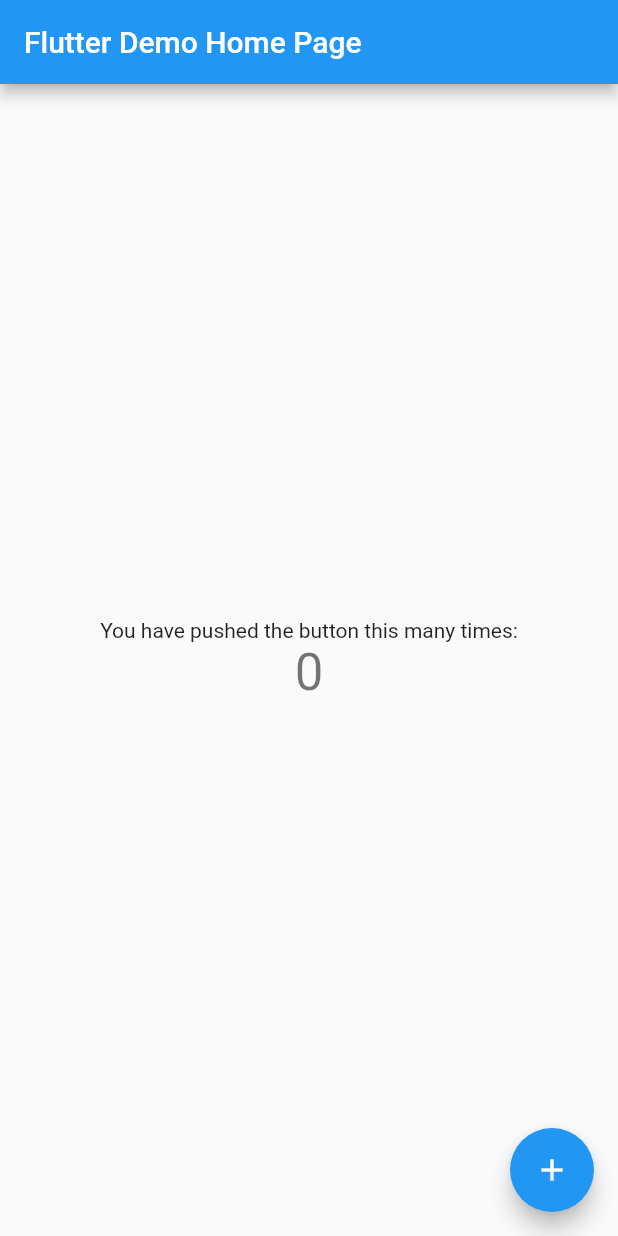
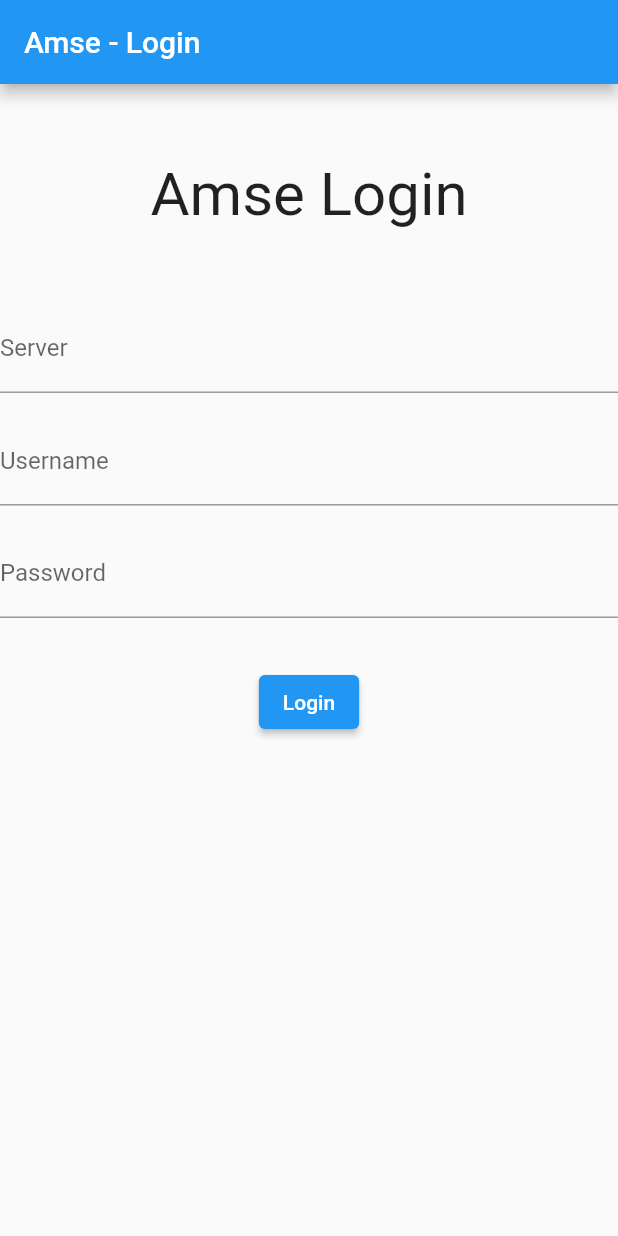
Before and after one commit to amse-app/client, a Flutter app: the screen it shows after launch, on a phone screen of 412 x 824 dp. Run offline on Flutter 3.47's test engine with Material 2 defaults, Android fonts, the phone set to English and light mode, and no system bars; our stand-ins replace flutter_riverpod, go_router; missing offline and left inert: amse_api_client.

Commit message:
Add login page

```diff
--- /dev/null
+++ b/lib/api.dart
@@ -0,0 +1,6 @@
+import 'package:amse_api_client/amse_api_client.dart';
+import 'package:flutter_riverpod/flutter_riverpod.dart';
+
+final apiProvider = StateProvider<AmseApi>((ref) {
+  return AmseApi(Uri.parse("http://localhost:8080"));
+});
--- /dev/null
+++ b/lib/app.dart
@@ -0,0 +1,16 @@
+import 'package:amse/router.dart';
+import 'package:flutter/material.dart';
+import 'package:flutter_riverpod/flutter_riverpod.dart';
+import 'package:go_router/go_router.dart';
+
+class AmseApp extends ConsumerWidget {
+  const AmseApp({Key? key}) : super(key: key);
+
+  @override
+  Widget build(BuildContext context, WidgetRef ref) {
+    GoRouter router = ref.read(routerProvider);
+    return MaterialApp.router(
+        routeInformationParser: router.routeInformationParser,
+        routerDelegate: router.routerDelegate);
+  }
+}
--- a/lib/main.dart
+++ b/lib/main.dart
@@ -1,115 +1,10 @@
 import 'package:flutter/material.dart';
+import 'package:flutter_riverpod/flutter_riverpod.dart';
+
+import 'app.dart';
 
 void main() {
-  runApp(const MyApp());
+  runApp(const ProviderScope(
+    child: AmseApp(),
+  ));
 }
-
-class MyApp extends StatelessWidget {
-  const MyApp({Key? key}) : super(key: key);
-
-  // This widget is the root of your application.
-  @override
-  Widget build(BuildContext context) {
-    return MaterialApp(
-      title: 'Flutter Demo',
-      theme: ThemeData(
-        // This is the theme of your application.
-        //
-        // Try running your application with "flutter run". You'll see the
-        // application has a blue toolbar. Then, without quitting the app, try
-        // changing the primarySwatch below to Colors.green and then invoke
-        // "hot reload" (press "r" in the console where you ran "flutter run",
-        // or simply save your changes to "hot reload" in a Flutter IDE).
-        // Notice that the counter didn't reset back to zero; the application
-        // is not restarted.
-        primarySwatch: Colors.blue,
-      ),
-      home: const MyHomePage(title: 'Flutter Demo Home Page'),
-    );
-  }
-}
-
-class MyHomePage extends StatefulWidget {
-  const MyHomePage({Key? key, required this.title}) : super(key: key);
-
-  // This widget is the home page of your application. It is stateful, meaning
-  // that it has a State object (defined below) that contains fields that affect
-  // how it looks.
-
-  // This class is the configuration for the state. It holds the values (in this
-  // case the title) provided by the parent (in this case the App widget) and
-  // used by the build method of the State. Fields in a Widget subclass are
-  // always marked "final".
-
-  final String title;
-
-  @override
-  State<MyHomePage> createState() => _MyHomePageState();
-}
-
-class _MyHomePageState extends State<MyHomePage> {
-  int _counter = 0;
-
-  void _incrementCounter() {
-    setState(() {
-      // This call to setState tells the Flutter framework that something has
-      // changed in this State, which causes it to rerun the build method below
-      // so that the display can reflect the updated values. If we changed
-      // _counter without calling setState(), then the build method would not be
-      // called again, and so nothing would appear to happen.
-      _counter++;
-    });
-  }
-
-  @override
-  Widget build(BuildContext context) {
-    // This method is rerun every time setState is called, for instance as done
-    // by the _incrementCounter method above.
-    //
-    // The Flutter framework has been optimized to make rerunning build methods
-    // fast, so that you can just rebuild anything that needs updating rather
-    // than having to individually change instances of widgets.
-    return Scaffold(
-      appBar: AppBar(
-        // Here we take the value from the MyHomePage object that was created by
-        // the App.build method, and use it to set our appbar title.
-        title: Text(widget.title),
-      ),
-      body: Center(
-        // Center is a layout widget. It takes a single child and positions it
-        // in the middle of the parent.
-        child: Column(
-          // Column is also a layout widget. It takes a list of children and
-          // arranges them vertically. By default, it sizes itself to fit its
-          // children horizontally, and tries to be as tall as its parent.
-          //
-          // Invoke "debug painting" (press "p" in the console, choose the
-          // "Toggle Debug Paint" action from the Flutter Inspector in Android
-          // Studio, or the "Toggle Debug Paint" command in Visual Studio Code)
-          // to see the wireframe for each widget.
-          //
-          // Column has various properties to control how it sizes itself and
-          // how it positions its children. Here we use mainAxisAlignment to
-          // center the children vertically; the main axis here is the vertical
-          // axis because Columns are vertical (the cross axis would be
-          // horizontal).
-          mainAxisAlignment: MainAxisAlignment.center,
-          children: <Widget>[
-            const Text(
-              'You have pushed the button this many times:',
-            ),
-            Text(
-              '$_counter',
-              style: Theme.of(context).textTheme.headline4,
-            ),
-          ],
-        ),
-      ),
-      floatingActionButton: FloatingActionButton(
-        onPressed: _incrementCounter,
-        tooltip: 'Increment',
-        child: const Icon(Icons.add),
-      ), // This trailing comma makes auto-formatting nicer for build methods.
-    );
-  }
-}
--- /dev/null
+++ b/lib/pages/login.dart
@@ -0,0 +1,31 @@
+import 'package:flutter/material.dart';
+import 'package:flutter/src/foundation/key.dart';
+import 'package:flutter/src/widgets/framework.dart';
+
+import '../widgets/login_form.dart';
+
+class LoginPage extends StatelessWidget {
+  const LoginPage({Key? key}) : super(key: key);
+
+  @override
+  Widget build(BuildContext context) {
+    return Scaffold(
+      appBar: AppBar(
+        title: const Text("Amse - Login"),
+      ),
+      body: Center(
+          child: Column(
+        children: const [
+          Padding(
+            padding: EdgeInsets.all(50),
+            child: Text(
+              "Amse Login",
+              style: TextStyle(fontSize: 40),
+            ),
+          ),
+          LoginForm()
+        ],
+      )),
+    );
+  }
+}
--- /dev/null
+++ b/lib/router.dart
@@ -0,0 +1,35 @@
+import 'package:amse/api.dart';
+import 'package:amse/pages/home.dart';
+import 'package:amse_api_client/amse_api_client.dart';
+import 'package:flutter_riverpod/flutter_riverpod.dart';
+import 'package:go_router/go_router.dart';
+
+import 'pages/login.dart';
+
+final routerProvider = Provider((ref) {
+  AmseApi api = ref.read(apiProvider);
+  return GoRouter(
+      routes: [
+        GoRoute(
+          path: "/",
+          name: "home",
+          builder: (context, state) => const HomePage(),
+        ),
+        GoRoute(
+          path: "/login",
+          name: "login",
+          builder: (context, state) => const LoginPage(),
+        )
+      ],
+      routerNeglect: true,
+      redirect: (state) {
+        final loggingIn = state.subloc == "/login";
+        final loggedIn = api.isLoggedIn;
+
+        if (!loggedIn) return loggingIn ? null : "/login";
+
+        if (loggingIn) return "/";
+
+        return null;
+      });
+});
--- /dev/null
+++ b/lib/widgets/login_form.dart
@@ -0,0 +1,120 @@
+import 'package:amse/api.dart';
+import 'package:amse_api_client/amse_api_client.dart';
+import 'package:flutter/material.dart';
+import 'package:flutter_riverpod/flutter_riverpod.dart';
+import 'package:go_router/go_router.dart';
+
+class LoginForm extends ConsumerStatefulWidget {
+  const LoginForm({Key? key}) : super(key: key);
+
+  @override
+  ConsumerState<ConsumerStatefulWidget> createState() => _LoginFormState();
+}
+
+class _LoginFormState extends ConsumerState<LoginForm> {
+  final _formKey = GlobalKey<FormState>();
+
+  final _addressController = TextEditingController();
+  final _usernameController = TextEditingController();
+  final _passwordController = TextEditingController();
+
+  bool _loading = false;
+
+  @override
+  void dispose() {
+    _addressController.dispose();
+    _usernameController.dispose();
+    _passwordController.dispose();
+    super.dispose();
+  }
+
+  @override
+  Widget build(BuildContext context) {
+    return ConstrainedBox(
+      constraints: const BoxConstraints(maxWidth: 500),
+      child: Form(
+        key: _formKey,
+        child: Column(
+          crossAxisAlignment: CrossAxisAlignment.center,
+          mainAxisAlignment: MainAxisAlignment.center,
+          children: <Widget>[
+            TextFormField(
+              decoration: const InputDecoration(label: Text("Server")),
+              validator: (value) {
+                if (value == null || value.isEmpty) {
+                  return "Please enter a valid server address";
+                }
+                return null;
+              },
+              controller: _addressController,
+            ),
+            const Padding(padding: EdgeInsets.all(8)),
+            TextFormField(
+              decoration: const InputDecoration(label: Text("Username")),
+              validator: (value) {
+                if (value == null || value.isEmpty) {
+                  return "Please enter a valid username";
+                }
+                return null;
+              },
+              controller: _usernameController,
+            ),
+            const Padding(padding: EdgeInsets.all(8)),
+            TextFormField(
+              decoration: const InputDecoration(label: Text("Password")),
+              validator: (value) {
+                if (value == null || value.isEmpty) {
+                  return "Please enter a valid password";
+                }
+                return null;
+              },
+              controller: _passwordController,
+              keyboardType: TextInputType.visiblePassword,
+              obscureText: true,
+            ),
+            const Padding(padding: EdgeInsets.all(16)),
+            ElevatedButton(
+              onPressed: () async {
+                if (_formKey.currentState!.validate()) {
+                  setState(() {
+                    _loading = true;
+                  });
+                  //TODO: health check
+                  ref.read(apiProvider.notifier).state =
+                      AmseApi(Uri.parse(_addressController.text));
+
+                  AmseApi api = ref.read(apiProvider);
+                  try {
+                    bool success = await api.authorization.login(
+                        username: _usernameController.text,
+                        password: _passwordController.text);
+                    if (!mounted) return;
+                    if (success) {
+                      GoRouter.of(context).goNamed("home");
+                    } else {
+                      setState(() {
+                        _loading = false;
+                      });
+                      ScaffoldMessenger.of(context).showSnackBar(const SnackBar(
+                          content: Text(
+                              "Error: Credentials or ServerAddress incorrect")));
+                    }
+                  } catch (e) {
+                    setState(() {
+                      _loading = false;
+                    });
+                    ScaffoldMessenger.of(context).showSnackBar(const SnackBar(
+                        content: Text(
+                            "Error: Credentials or ServerAddress incorrect")));
+                  }
+                }
+              },
+              child: const Text("Login"),
+            ),
+            if (_loading) const CircularProgressIndicator(),
+          ],
+        ),
+      ),
+    );
+  }
+}
```
Also changed, not shown: lib/pages/home.dart (added, +10 -0 lines).
